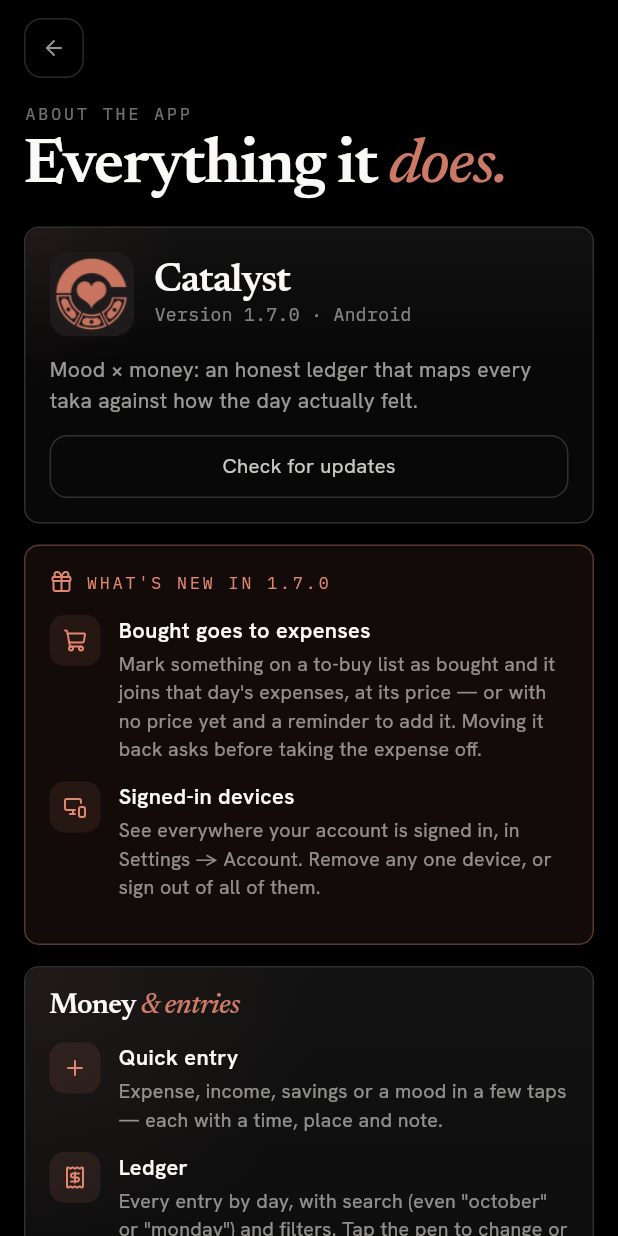
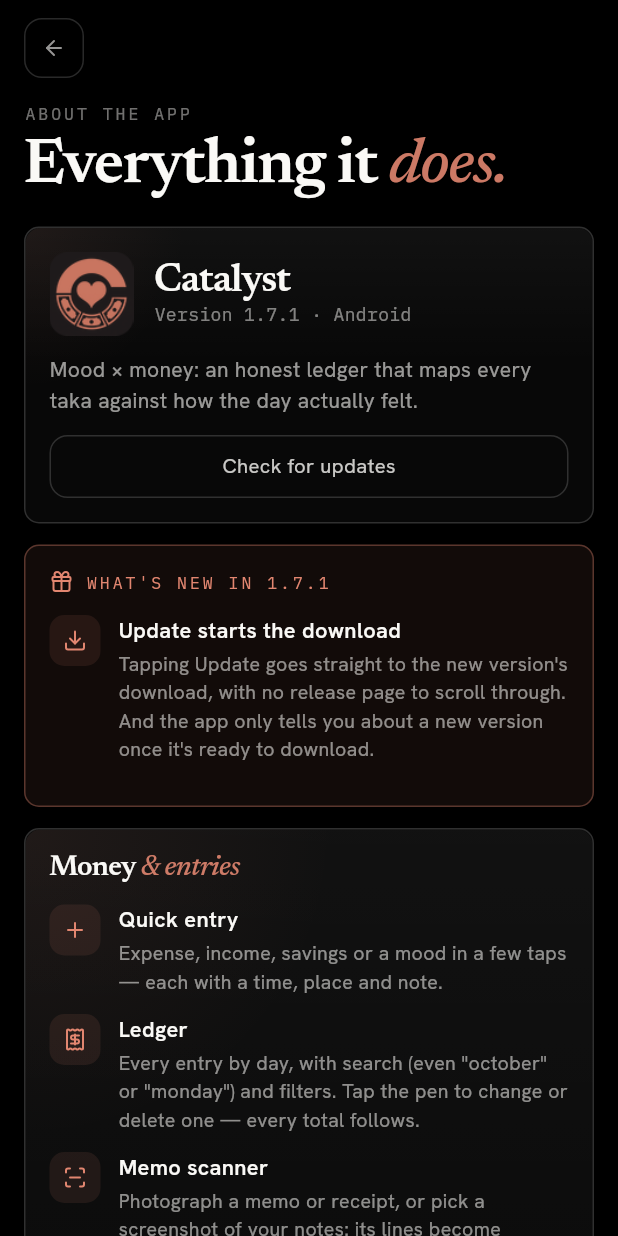
Before and after one commit to HAVIC-47/catalyst-app, a Flutter app: the AboutScreen screen opened directly, on a phone screen of 412 x 824 dp. Run offline on Flutter 3.47's test engine with Material 3 defaults, Android fonts, the phone set to English and light mode, and no system bars; our stand-ins replace flutter_local_notifications, flutter_secure_storage, image_picker, lucide_icons_flutter, package_info_plus, shared_preferences and 2 more; accounts and stored records are empty; project files that could hold a hidden picture were left out.

Commit message:
v1.7.1: Update starts the download, never a release page
A release with no APK yet used to be offered anyway, with the release page as
the Update link, and phones kept that link after the APK went up. Now a release
isn't offered until its APK is there, so Update always opens the APK's own link
and the browser downloads it straight away.

Co-Authored-By: Claude Opus 5.5 <noreply@anthropic.com>

```diff
--- a/lib/data/features.dart
+++ b/lib/data/features.dart
@@ -32,6 +32,13 @@ class Release {
 
 /// What each release brought, newest first — add one for every version shipped.
 List<Release> releases() => [
+      Release('1.7.1', [
+        Feature(
+          LucideIcons.download,
+          tr('Update starts the download'),
+          tr("Tapping Update goes straight to the new version's download, with no release page to scroll through. And the app only tells you about a new version once it's ready to download."),
+        ),
+      ]),
       Release('1.7.0', [
         Feature(
           LucideIcons.shoppingCart,
--- a/lib/screens/about_screen.dart
+++ b/lib/screens/about_screen.dart
@@ -218,7 +218,7 @@ class UpdateDialog extends StatelessWidget {
     final messenger = ScaffoldMessenger.of(context);
     Navigator.pop(context);
     if (!await Updates.download(update)) {
-      messenger.showSnackBar(SnackBar(content: Text(tr("Couldn't open the download — get it from {url}", {'url': latestReleaseUrl}))));
+      messenger.showSnackBar(SnackBar(content: Text(tr("Couldn't open the download — get it from {url}", {'url': update.url}))));
     }
   }
 
--- a/lib/screens/shell.dart
+++ b/lib/screens/shell.dart
@@ -421,7 +421,7 @@ class _UpdateBanner extends StatelessWidget {
           action: tr('Update'),
           onAction: () async {
             if (!await Updates.download(u) && context.mounted) {
-              showError(context, tr('Couldn\'t open the download — get it from {url}', {'url': latestReleaseUrl}));
+              showError(context, tr('Couldn\'t open the download — get it from {url}', {'url': u.url}));
             }
           },
           onClose: () => Updates.dismiss(u),
--- a/lib/services/updates.dart
+++ b/lib/services/updates.dart
@@ -2,8 +2,10 @@
 // when the latest one is newer than this install, the app pops up (once per
 // version, again a few days after "Later") and shows a banner. "Update" opens the
 // release's APK in the browser, which downloads it — Android then offers to
-// install it over this one. Every start of the app asks GitHub, then at most every
-// half hour; a found update is remembered, so it still shows while offline.
+// install it over this one. A release isn't offered until its APK is up, so there's
+// always a file to download, never just a page. Every start of the app asks GitHub,
+// then at most every half hour; a found update is remembered, so it still shows
+// while offline.
 // The Google Play build (config.playStore) skips all of this: Play updates it.
 import 'dart:async';
 import 'dart:convert';
@@ -152,7 +154,7 @@ abstract final class Updates {
     try {
       final site = await _fromWebsite(client);
       if (site != null && (site['assets'] as List).isNotEmpty) return site;
-      // No APK by that name: the API lists the real ones (else the release page will do).
+      // No APK by that name: the API lists the real ones (no list: nothing is offered).
       return await _fromApi(client) ?? site;
     } finally {
       client.close();
@@ -196,7 +198,8 @@ abstract final class Updates {
     }
   }
 
-  /// The version and APK of a GitHub release (null if it isn't usable).
+  /// The version and APK of a GitHub release. Null if it isn't usable — that includes
+  /// a release whose APK isn't up yet, so Update only ever starts a download.
   @visibleForTesting
   static UpdateInfo? parseRelease(Map<String, dynamic> j) {
     if (j['draft'] == true || j['prerelease'] == true) return null;
@@ -209,11 +212,9 @@ abstract final class Updates {
     ];
     // The universal APK — catalyst_1.6.0.apk (Catalyst.apk before 1.6) — not the arm64-only one.
     final apk = apks.where((a) => !'${a['name']}'.toLowerCase().contains('arm64')).firstOrNull ?? apks.firstOrNull;
-    return UpdateInfo(
-      version: version,
-      url: apk?['browser_download_url'] as String? ?? latestReleaseUrl,
-      page: j['html_url'] as String? ?? latestReleaseUrl,
-    );
+    final url = apk?['browser_download_url'];
+    if (url is! String || url.isEmpty) return null;
+    return UpdateInfo(version: version, url: url, page: j['html_url'] as String? ?? latestReleaseUrl);
   }
 
   /// Whether [a] ("1.4.0") is a later version than [b] ("1.3.0").
--- a/lib/util/bn.dart
+++ b/lib/util/bn.dart
@@ -1166,6 +1166,8 @@ const bn = <String, String>{
   'Email and password or Google, with Remember me — and Forgot password if you lose it.': 'ইমেইল ও পাসওয়ার্ড বা Google, সঙ্গে "আমাকে মনে রাখুন" — পাসওয়ার্ড ভুলে গেলে রিসেটের ব্যবস্থাও আছে।',
   'Email and password, with Remember me — and Forgot password if you lose it.': 'ইমেইল ও পাসওয়ার্ড, সঙ্গে "আমাকে মনে রাখুন" — পাসওয়ার্ড ভুলে গেলে রিসেটের ব্যবস্থাও আছে।',
   'Deletes every entry but keeps the account — to start fresh.': 'অ্যাকাউন্ট রেখে সব এন্ট্রি মুছে দেয় — নতুন করে শুরু করতে।',
+  'Update starts the download': '"আপডেট" চাপলেই ডাউনলোড শুরু',
+  "Tapping Update goes straight to the new version's download, with no release page to scroll through. And the app only tells you about a new version once it's ready to download.": '"আপডেট" চাপলে সরাসরি নতুন সংস্করণের ডাউনলোড শুরু হয়, কোনো পেজে খুঁজতে হয় না। আর ডাউনলোডের জন্য তৈরি হলেই অ্যাপ নতুন সংস্করণের কথা জানায়।',
   'Updates show up straight away': 'আপডেট আসামাত্র জানায়',
   'The app looks for a new version every time it opens, and finds it even when GitHub is busy — so the update pop-up comes as soon as one is out.': 'অ্যাপ প্রতিবার খোলার সময় নতুন সংস্করণ খোঁজে, GitHub ব্যস্ত থাকলেও খুঁজে পায় — তাই নতুন সংস্করণ এলেই আপডেটের পপ-আপ আসে।',
   "The app tells you as soon as a new version is out — it looks every time it opens — and Update downloads it; afterwards it shows what's new.": 'নতুন সংস্করণ এলেই অ্যাপ জানায় — প্রতিবার খোলার সময় খোঁজে — আর আপডেটে চাপ দিলে ডাউনলোড হয়; পরে দেখায় নতুন কী এল।',
--- a/pubspec.yaml
+++ b/pubspec.yaml
@@ -4,7 +4,7 @@ publish_to: 'none'
 
 # versionName+versionCode on Android. Bump the +number for every APK you install
 # over an older one.
-version: 1.7.0+16
+version: 1.7.1+17
 
 environment:
   sdk: ^3.13.5
```
Also changed, not shown: 3 other files.
